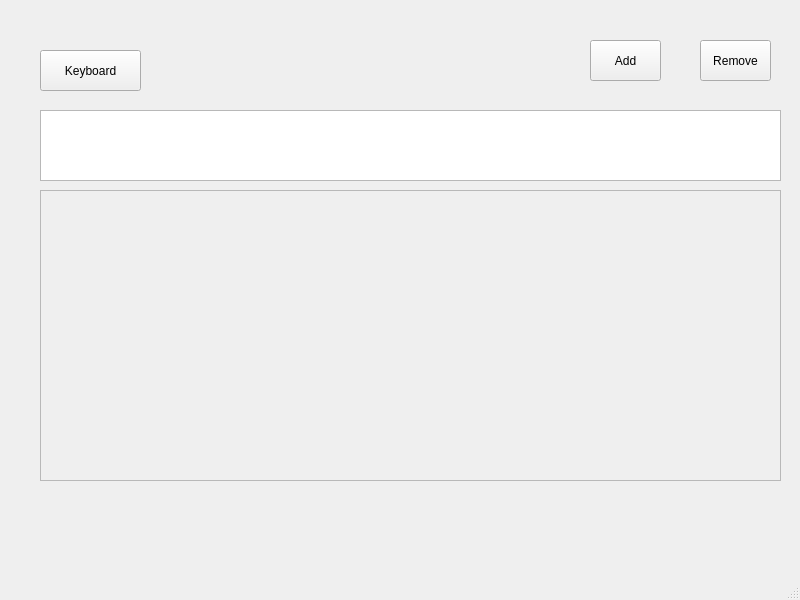
Qt form src/notewindow.ui (robedpixel/SmartMonitor-Python) before a commit.
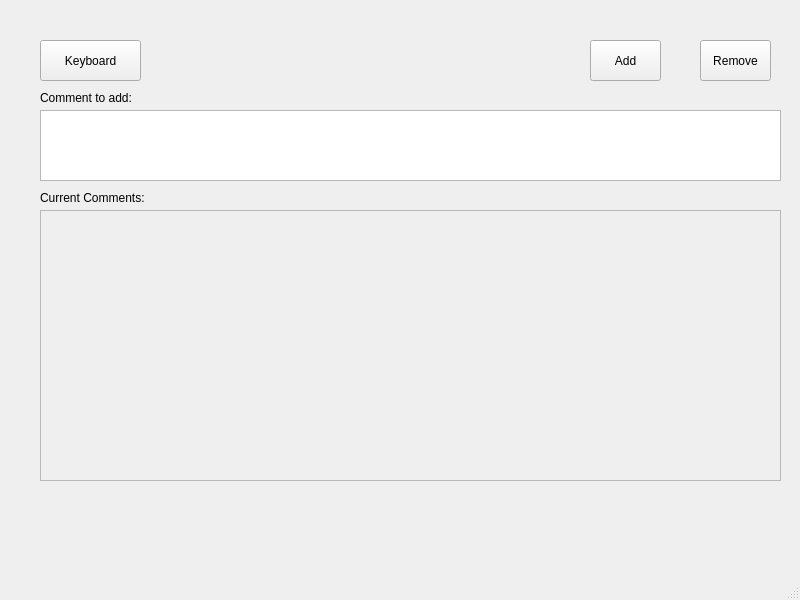
The same form after that commit.

Patch:
```diff
--- a/src/notewindow.ui
+++ b/src/notewindow.ui
@@ -18,9 +18,9 @@
     <property name="geometry">
      <rect>
       <x>40</x>
-      <y>190</y>
+      <y>210</y>
       <width>741</width>
-      <height>291</height>
+      <height>271</height>
      </rect>
     </property>
     <property name="widgetResizable">
@@ -32,7 +32,7 @@
        <x>0</x>
        <y>0</y>
        <width>739</width>
-       <height>289</height>
+       <height>269</height>
       </rect>
      </property>
      <widget class="QWidget" name="verticalLayoutWidget">
@@ -88,7 +88,7 @@
     <property name="geometry">
      <rect>
       <x>40</x>
-      <y>50</y>
+      <y>40</y>
       <width>101</width>
       <height>41</height>
      </rect>
@@ -97,6 +97,32 @@
      <string>Keyboard</string>
     </property>
    </widget>
+   <widget class="QLabel" name="label">
+    <property name="geometry">
+     <rect>
+      <x>40</x>
+      <y>190</y>
+      <width>111</width>
+      <height>16</height>
+     </rect>
+    </property>
+    <property name="text">
+     <string>Current Comments:</string>
+    </property>
+   </widget>
+   <widget class="QLabel" name="label_2">
+    <property name="geometry">
+     <rect>
+      <x>40</x>
+      <y>90</y>
+      <width>101</width>
+      <height>16</height>
+     </rect>
+    </property>
+    <property name="text">
+     <string>Comment to add:</string>
+    </property>
+   </widget>
   </widget>
   <widget class="QMenuBar" name="menubar">
    <property name="geometry">
```
